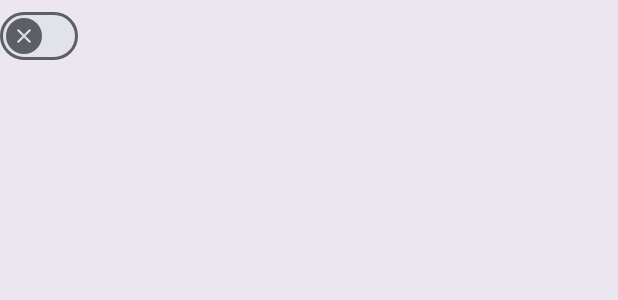
After one commit to atticu55/monbooru-muzei, an Android app: the layout preference_widget_material_switch.xml on its own in the app's theme, with its tools: preview values and no code run, on a phone screen of 412 x 824 dp. The commit adds this screen. Shown: the top 300 px of the screen. Run offline under Robolectric (Android 15) with nearby library versions, the phone set to English and light mode, and no system bars.

Commit message:
v1.9.2: darker page/lighter cards both modes, M3 fat-pill switches with check/X thumb, gap dividers inside cards

```diff
--- a/app/build.gradle
+++ b/app/build.gradle
@@ -22,8 +22,8 @@ android {
         applicationId "boo.komori.wallpaper"
         minSdk 29
         targetSdk 35
-        versionCode 11
-        versionName "1.9.1"
+        versionCode 12
+        versionName "1.9.2"
     }
 
     buildTypes {
--- /dev/null
+++ b/app/src/main/res/drawable/ic_switch_check.xml
@@ -0,0 +1,11 @@
+<?xml version="1.0" encoding="utf-8"?>
+<!-- Material check glyph (24dp, white mask — colored by thumbIconTint). -->
+<vector xmlns:android="http://schemas.android.com/apk/res/android"
+    android:width="24dp"
+    android:height="24dp"
+    android:viewportWidth="24"
+    android:viewportHeight="24">
+    <path
+        android:fillColor="#FFFFFFFF"
+        android:pathData="M9,16.17L4.83,12l-1.42,1.41L9,19 21,7l-1.41,-1.41z"/>
+</vector>
--- /dev/null
+++ b/app/src/main/res/drawable/ic_switch_close.xml
@@ -0,0 +1,11 @@
+<?xml version="1.0" encoding="utf-8"?>
+<!-- Material close/X glyph (24dp, white mask — colored by thumbIconTint). -->
+<vector xmlns:android="http://schemas.android.com/apk/res/android"
+    android:width="24dp"
+    android:height="24dp"
+    android:viewportWidth="24"
+    android:viewportHeight="24">
+    <path
+        android:fillColor="#FFFFFFFF"
+        android:pathData="M19,6.41L17.59,5 12,10.59 6.41,5 5,6.41 10.59,12 5,17.59 6.41,19 12,13.41 17.59,19 19,17.59 13.41,12z"/>
+</vector>
--- /dev/null
+++ b/app/src/main/res/drawable/switch_thumb_icon.xml
@@ -0,0 +1,12 @@
+<?xml version="1.0" encoding="utf-8"?>
+<!-- v1.9.2: thumb icon for the M3 switch — check when on, X when off.
+     The glyphs are solid white masks; the switch's thumbIconTint (inherited
+     from Widget.Material3.CompoundButton.MaterialSwitch) colors them per
+     state. State mirroring works because MaterialSwitch composites the icon
+     into a plain LayerDrawable (DrawableUtils.compositeTwoLayeredDrawable,
+     verified against MDC 1.12.0) and LayerDrawable propagates view state to
+     child drawables. -->
+<selector xmlns:android="http://schemas.android.com/apk/res/android">
+    <item android:state_checked="true" android:drawable="@drawable/ic_switch_check"/>
+    <item android:drawable="@drawable/ic_switch_close"/>
+</selector>
--- /dev/null
+++ b/app/src/main/res/layout/preference_widget_material_switch.xml
@@ -0,0 +1,18 @@
+<?xml version="1.0" encoding="utf-8"?>
+<!-- v1.9.2: the switch widget inside a SwitchPreferenceCompat row, swapped
+     from the library's bare SwitchCompat (preference_widget_switch_compat)
+     to a MaterialSwitch — the M3 fat-pill switch. The attribute set is a
+     copy of the library's layout (id switchWidget, wrap_content, not
+     focusable/clickable, no background) so the preference row's existing
+     binding code (findViewById + SwitchCompat cast) keeps working unchanged.
+     The style pins thumbIcon to the check/X state list; the parent style's
+     thumbIconTint (mtrl_switch_thumb_icon_tint) colors the glyph. -->
+<com.google.android.material.materialswitch.MaterialSwitch
+    xmlns:android="http://schemas.android.com/apk/res/android"
+    style="@style/Widget.Material3.CompoundButton.MaterialSwitch.App"
+    android:id="@+id/switchWidget"
+    android:layout_width="wrap_content"
+    android:layout_height="wrap_content"
+    android:focusable="false"
+    android:clickable="false"
+    android:background="@null"/>
--- a/app/src/main/res/values/themes.xml
+++ b/app/src/main/res/values/themes.xml
@@ -1,13 +1,16 @@
 <resources>
-    <!-- v1.9: page background = M3 surface container low; the group cards
-         drawn by PreferenceCardDecoration sit on top in surface container
-         high. Together that is the Pixel Settings container-on-page look. -->
+    <!-- v1.9.2: page background is an explicit day/night color pair
+         (@color/settings_page_bg) so the page is darker than the group cards
+         in BOTH modes — the old ?attr/colorSurfaceContainerLow sat under
+         DARKER cards in day mode (the container ladder runs opposite
+         directions in light and dark). -->
     <style name="Theme.App" parent="Theme.Material3.DayNight.NoActionBar">
-        <item name="android:windowBackground">?attr/colorSurfaceContainerLow</item>
+        <item name="android:windowBackground">@color/settings_page_bg</item>
         <item name="preferenceTheme">@style/PreferenceThemeOverlay.App</item>
     </style>
 
-    <!-- v1.9: stock preference overlay with ONLY the category layout swapped.
+    <!-- v1.9: stock preference overlay with the category layout swapped, and
+         v1.9.2: the switch widget swapped to a MaterialSwitch (M3 fat pill).
 
          The v1.8 mistake, for the record: switchPreferenceCompatStyle was
          pointed at Widget.Material3.CompoundButton.MaterialSwitch.Compact,
@@ -16,10 +19,31 @@
          layout path — no switch frame (switch gone) and no text appearance
          (22.1sp titles). androidx.preference 1.2.1 (latest release, checked
          against Google Maven 2026-11-03) contains NO Material3 preference
-         styles at all, so the M3 look comes from the card decoration and the
-         category layout — never from overriding preference widget styles. -->
+         styles at all, so the M3 look comes from the card decoration, the
+         category layout and the widget layout — never from a bare-MDC parent
+         on a preference style. -->
     <style name="PreferenceThemeOverlay.App" parent="PreferenceThemeOverlay">
         <item name="preferenceCategoryStyle">@style/Preference.Category.App</item>
+        <item name="switchPreferenceCompatStyle">@style/Preference.SwitchPreferenceCompat.App</item>
+    </style>
+
+    <!-- v1.9.2: ONLY the widgetLayout differs from the library's own Material
+         switch preference style (the exact parent is mandatory — a bare MDC
+         widget style here silently kills the switch and the row text). The
+         swapped layout roots the widget in a MaterialSwitch; the fat pill and
+         the check/X thumb icon live in that layout's style. -->
+    <style name="Preference.SwitchPreferenceCompat.App" parent="Preference.SwitchPreferenceCompat.Material">
+        <item name="android:widgetLayout">@layout/preference_widget_material_switch</item>
+    </style>
+
+    <!-- v1.9.2: the M3 MaterialSwitch style plus the thumb icon state list
+         (check when on, X when off). Only thumbIcon is added; thumbIconTint
+         and every other item (thumb/track/tints, sizes) are inherited from
+         the stock style. State mirroring works because MaterialSwitch
+         composites the icon into a plain LayerDrawable whose children track
+         view state (verified against MDC 1.12.0 source). -->
+    <style name="Widget.Material3.CompoundButton.MaterialSwitch.App" parent="Widget.Material3.CompoundButton.MaterialSwitch">
+        <item name="thumbIcon">@drawable/switch_thumb_icon</item>
     </style>
 
     <!-- Layout-only override of the library's own Material category style
```
Also changed, not shown: app/src/main/java/boo/komori/wallpaper/PreferenceCardDecoration.kt (+25 -6 lines), app/src/main/res/values-night/colors.xml (added, +9 -0 lines), app/src/main/res/values/colors.xml (+11 -0 lines), 1 other file.
